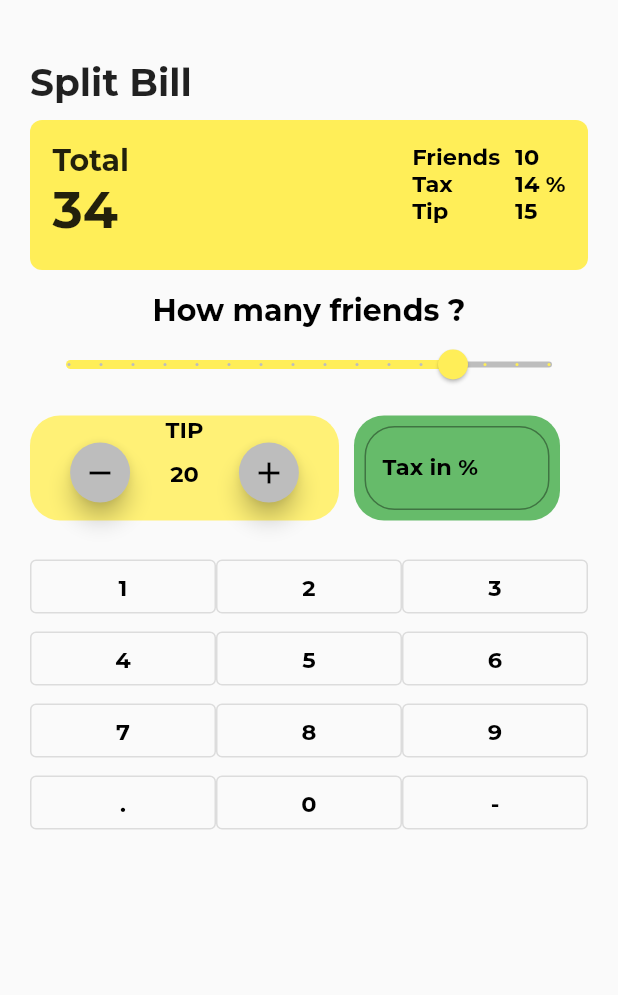
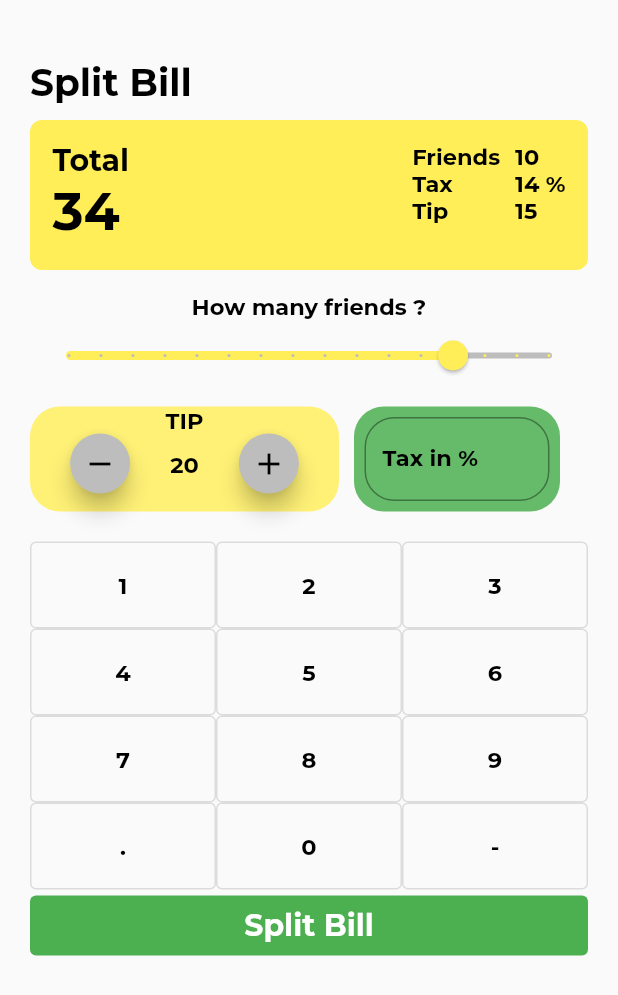
Before and after one commit to dafidakk/billsplit, a Flutter app: the screen it shows after launch, on a phone screen of 412 x 824 dp. Shown: the top 995 px of the screen. Run offline on Flutter 3.47's test engine with Material 2 defaults, Android fonts, the phone set to English and light mode, and no system bars; our stand-ins replace google_fonts.

Commit message:
const.dart added

```diff
--- /dev/null
+++ b/lib/const.dart
@@ -0,0 +1,20 @@
+import 'package:flutter/material.dart';
+import 'package:google_fonts/google_fonts.dart';
+
+var googleTextStyle_35 = GoogleFonts.montserrat(
+    fontSize: 35, color: Colors.black, fontWeight: FontWeight.w700);
+
+var googleTextStyle_30 = GoogleFonts.montserrat(
+    fontSize: 30, color: Colors.black, fontWeight: FontWeight.w700);
+
+var googleTextStyle_25 = GoogleFonts.montserrat(
+    fontSize: 25, color: Colors.black, fontWeight: FontWeight.w700);
+
+var googleTextStyle_20 = GoogleFonts.montserrat(
+    fontSize: 20, color: Colors.black, fontWeight: FontWeight.w700);
+
+var googleTextStyle_20_w = GoogleFonts.montserrat(
+    fontSize: 20, color: Colors.white, fontWeight: FontWeight.w700);
+
+var googleTextStyle_15 = GoogleFonts.montserrat(
+    fontSize: 15, color: Colors.black, fontWeight: FontWeight.w700);
--- a/lib/home.dart
+++ b/lib/home.dart
@@ -1,5 +1,5 @@
 import 'package:flutter/material.dart';
-import 'package:google_fonts/google_fonts.dart';
+import 'const.dart';
 
 class BillSplit extends StatefulWidget {
   const BillSplit({super.key});
@@ -12,32 +12,28 @@ class _BillSplitState extends State<BillSplit> {
   buildButton(String text) {
     return Expanded(
       child: OutlinedButton(
+          style: OutlinedButton.styleFrom(padding: EdgeInsets.all(20)),
           onPressed: () {},
           child: Text(
             text,
-            style: infostyle,
+            style: googleTextStyle_15,
           )),
     );
   }
 
-  TextStyle infostyle = GoogleFonts.montserrat(
-      fontSize: 15, color: Colors.black, fontWeight: FontWeight.w700);
   @override
   Widget build(BuildContext context) {
     return SafeArea(
       child: Scaffold(
-        body: Container(
+        body: SingleChildScrollView(
+          child: Container(
             margin: EdgeInsets.only(left: 20, right: 20),
             child: Column(
               children: [
                 Container(
                   alignment: Alignment.centerLeft,
                   margin: EdgeInsets.only(top: 40),
-                child: Text(
-                  "Split Bill",
-                  style: GoogleFonts.montserrat(
-                      fontSize: 25, fontWeight: FontWeight.w700),
-                ),
+                  child: Text("Split Bill", style: googleTextStyle_25),
                 ),
                 SizedBox(
                   height: 10,
@@ -57,18 +53,8 @@ class _BillSplitState extends State<BillSplit> {
                         child: Column(
                           crossAxisAlignment: CrossAxisAlignment.start,
                           children: [
-                          Text(
-                            "Total",
-                            style: GoogleFonts.montserrat(
-                                // after finish the app, refactor the fonts sparet utils
-                                fontSize: 20,
-                                fontWeight: FontWeight.w700),
-                          ),
-                          Text(
-                            "34",
-                            style: GoogleFonts.montserrat(
-                                fontSize: 34, fontWeight: FontWeight.w700),
-                          ),
+                            Text("Total", style: googleTextStyle_20),
+                            Text("34", style: googleTextStyle_35),
                           ],
                         ),
                       ),
@@ -81,15 +67,15 @@ class _BillSplitState extends State<BillSplit> {
                               children: [
                                 Text(
                                   "Friends",
-                                style: infostyle,
+                                  style: googleTextStyle_15,
                                 ),
                                 Text(
                                   "Tax",
-                                style: infostyle,
+                                  style: googleTextStyle_15,
                                 ),
                                 Text(
                                   "Tip",
-                                style: infostyle,
+                                  style: googleTextStyle_15,
                                 ),
                               ],
                             ),
@@ -101,15 +87,15 @@ class _BillSplitState extends State<BillSplit> {
                               children: [
                                 Text(
                                   "10",
-                                style: infostyle,
+                                  style: googleTextStyle_15,
                                 ),
                                 Text(
                                   "14 %",
-                                style: infostyle,
+                                  style: googleTextStyle_15,
                                 ),
                                 Text(
                                   "15",
-                                style: infostyle,
+                                  style: googleTextStyle_15,
                                 ),
                               ],
                             ),
@@ -122,13 +108,7 @@ class _BillSplitState extends State<BillSplit> {
                 SizedBox(
                   height: 15,
                 ),
-              Text(
-                "How many friends ?",
-                style: GoogleFonts.montserrat(
-                    fontSize: 20,
-                    color: Colors.black,
-                    fontWeight: FontWeight.w700),
-              ),
+                Text("How many friends ?", style: googleTextStyle_15),
                 Slider(
                   min: 0,
                   max: 15,
@@ -154,7 +134,7 @@ class _BillSplitState extends State<BillSplit> {
                         children: [
                           Text(
                             "TIP",
-                          style: infostyle,
+                            style: googleTextStyle_15,
                           ),
                           Row(
                               mainAxisAlignment: MainAxisAlignment.spaceEvenly,
@@ -173,7 +153,7 @@ class _BillSplitState extends State<BillSplit> {
                                 ),
                                 Text(
                                   '20',
-                                style: infostyle,
+                                  style: googleTextStyle_15,
                                 ),
                                 Container(
                                   width: 40,
@@ -210,7 +190,7 @@ class _BillSplitState extends State<BillSplit> {
                               borderRadius: BorderRadius.circular(20),
                             ),
                             labelText: "Tax in %",
-                          labelStyle: infostyle,
+                            labelStyle: googleTextStyle_15,
                           ),
                         ),
                       ),
@@ -252,7 +232,19 @@ class _BillSplitState extends State<BillSplit> {
                     buildButton("-"),
                   ],
                 ),
+                TextButton(
+                  style: TextButton.styleFrom(
+                      backgroundColor: Colors.green.shade500),
+                  onPressed: () {},
+                  child: Center(
+                    child: Text(
+                      "Split Bill",
+                      style: googleTextStyle_20_w,
+                    ),
+                  ),
+                ),
               ],
+            ),
           ),
         ),
       ),
```
Lines whose indentation alone changed are shown as unchanged.
